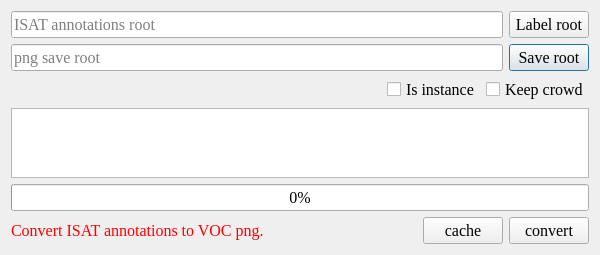
The window that ui/ISAT_to_VOC_dialog.ui (yatengLG/ISAT_with_segment_anything) describes before a commit, drawn with Qt 5.
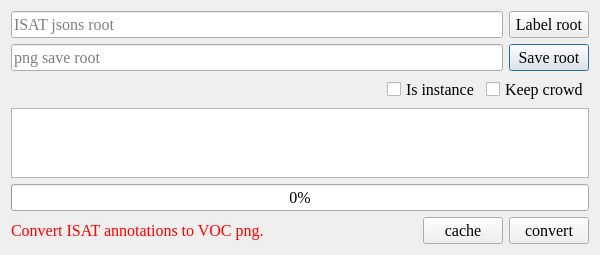
The same window after the commit. Icons and pictures are not drawn.

The edit to the form file:
```diff
--- a/ui/ISAT_to_VOC_dialog.ui
+++ b/ui/ISAT_to_VOC_dialog.ui
@@ -60,7 +60,7 @@
          <bool>true</bool>
         </property>
         <property name="placeholderText">
-         <string>ISAT annotations root</string>
+         <string>ISAT jsons root</string>
         </property>
        </widget>
       </item>
```
